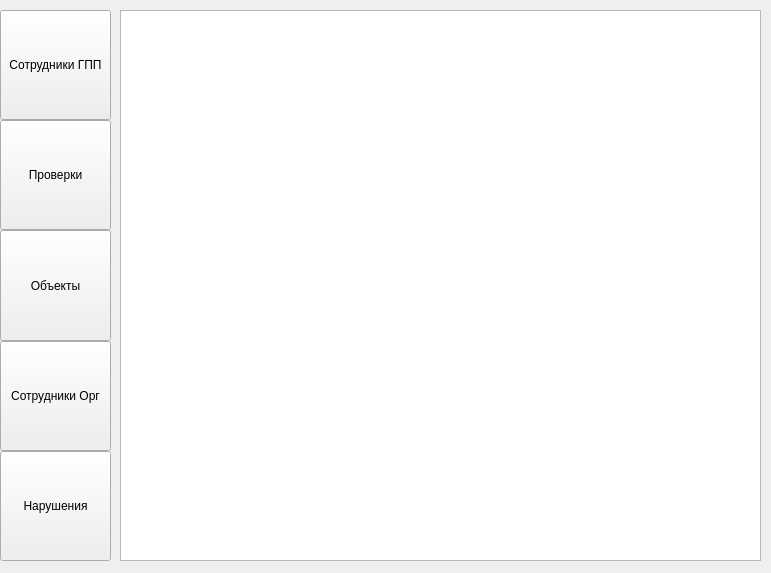
This is ui/mainWindow.ui in slayzerg01/BD3 as Qt 5 draws it before an edit. The edited form follows.
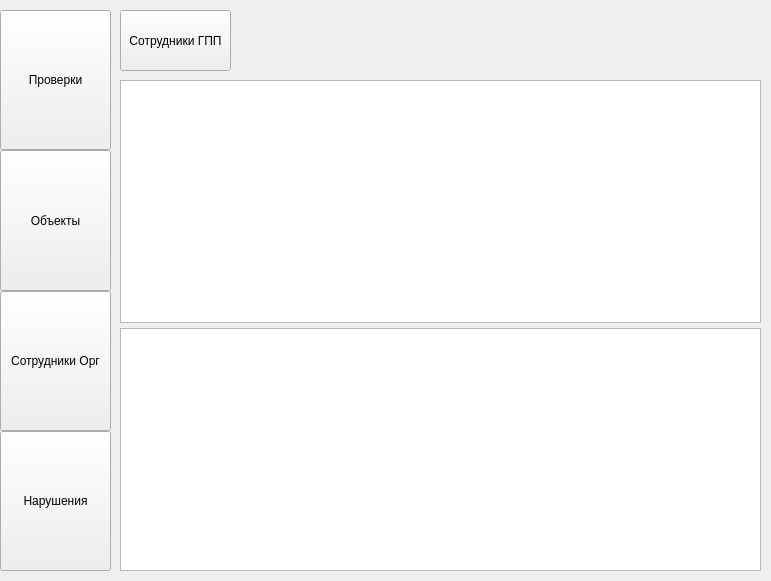
This is the edited form.

Diff of the .ui file:
```diff
--- a/ui/mainWindow.ui
+++ b/ui/mainWindow.ui
@@ -7,7 +7,7 @@
     <x>0</x>
     <y>0</y>
     <width>771</width>
-    <height>573</height>
+    <height>581</height>
    </rect>
   </property>
   <property name="windowTitle">
@@ -20,7 +20,7 @@
       <x>0</x>
       <y>10</y>
       <width>111</width>
-      <height>551</height>
+      <height>561</height>
      </rect>
     </property>
     <layout class="QVBoxLayout" name="verticalLayout">
@@ -30,25 +30,6 @@
      <property name="bottomMargin">
       <number>0</number>
      </property>
-     <item>
-      <widget class="QPushButton" name="pushButtonGPP">
-       <property name="enabled">
-        <bool>true</bool>
-       </property>
-       <property name="sizePolicy">
-        <sizepolicy hsizetype="Minimum" vsizetype="Minimum">
-         <horstretch>0</horstretch>
-         <verstretch>0</verstretch>
-        </sizepolicy>
-       </property>
-       <property name="autoFillBackground">
-        <bool>false</bool>
-       </property>
-       <property name="text">
-        <string>Сотрудники ГПП</string>
-       </property>
-      </widget>
-     </item>
      <item>
       <widget class="QPushButton" name="pushButtonProv">
        <property name="enabled">
@@ -127,15 +108,88 @@
      </item>
     </layout>
    </widget>
-   <widget class="QTableView" name="tableView">
+   <widget class="QStackedWidget" name="stackedWidget">
     <property name="geometry">
      <rect>
-      <x>120</x>
-      <y>10</y>
-      <width>641</width>
-      <height>551</height>
+      <x>110</x>
+      <y>0</y>
+      <width>661</width>
+      <height>581</height>
      </rect>
     </property>
+    <property name="currentIndex">
+     <number>0</number>
+    </property>
+    <widget class="QWidget" name="page">
+     <widget class="QPushButton" name="pushButtonGPP">
+      <property name="enabled">
+       <bool>true</bool>
+      </property>
+      <property name="geometry">
+       <rect>
+        <x>10</x>
+        <y>10</y>
+        <width>111</width>
+        <height>61</height>
+       </rect>
+      </property>
+      <property name="sizePolicy">
+       <sizepolicy hsizetype="Minimum" vsizetype="Minimum">
+        <horstretch>0</horstretch>
+        <verstretch>0</verstretch>
+       </sizepolicy>
+      </property>
+      <property name="autoFillBackground">
+       <bool>false</bool>
+      </property>
+      <property name="text">
+       <string>Сотрудники ГПП</string>
+      </property>
+     </widget>
+     <widget class="QWidget" name="verticalLayoutWidget_2">
+      <property name="geometry">
+       <rect>
+        <x>10</x>
+        <y>80</y>
+        <width>641</width>
+        <height>491</height>
+       </rect>
+      </property>
+      <layout class="QVBoxLayout" name="verticalLayout_2">
+       <property name="spacing">
+        <number>5</number>
+       </property>
+       <property name="leftMargin">
+        <number>0</number>
+       </property>
+       <item>
+        <widget class="QTableView" name="tV_besedi">
+         <property name="selectionMode">
+          <enum>QAbstractItemView::SingleSelection</enum>
+         </property>
+         <property name="selectionBehavior">
+          <enum>QAbstractItemView::SelectRows</enum>
+         </property>
+        </widget>
+       </item>
+       <item>
+        <widget class="QTableView" name="tableView_2"/>
+       </item>
+      </layout>
+     </widget>
+    </widget>
+    <widget class="QWidget" name="page_2">
+     <widget class="QTableView" name="tableView">
+      <property name="geometry">
+       <rect>
+        <x>15</x>
+        <y>21</y>
+        <width>641</width>
+        <height>541</height>
+       </rect>
+      </property>
+     </widget>
+    </widget>
    </widget>
   </widget>
  </widget>
```
